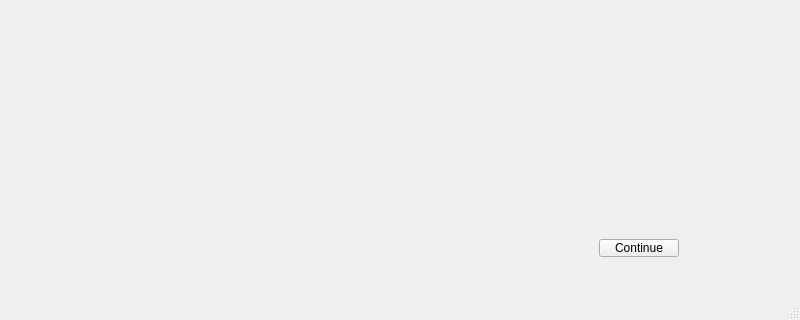
ibertagnolli/Recycling-Educational-Game, file EducationalApp/view.ui: the form before one commit; both pictures show x 0 to 800 and y 280 to 600 of the 800 by 600 pixel window.
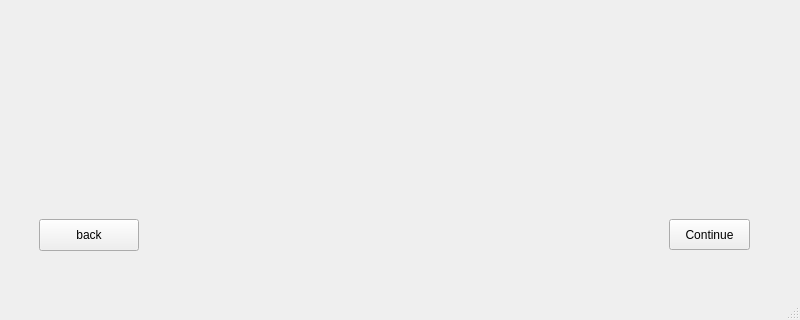
The form after the commit. The open tabs and pages were chosen to show the change.

Commit message: adding back button to UI and to logic when being pressed

What changed in the file:
```diff
--- a/EducationalApp/view.ui
+++ b/EducationalApp/view.ui
@@ -57,16 +57,29 @@
      <widget class="QPushButton" name="buttonToGameScreen">
       <property name="geometry">
        <rect>
-        <x>600</x>
-        <y>520</y>
-        <width>80</width>
-        <height>18</height>
+        <x>670</x>
+        <y>500</y>
+        <width>81</width>
+        <height>31</height>
        </rect>
       </property>
       <property name="text">
        <string>Continue</string>
       </property>
      </widget>
+     <widget class="QPushButton" name="buttonToPurposeScreen">
+      <property name="geometry">
+       <rect>
+        <x>40</x>
+        <y>500</y>
+        <width>100</width>
+        <height>32</height>
+       </rect>
+      </property>
+      <property name="text">
+       <string>back</string>
+      </property>
+     </widget>
     </widget>
     <widget class="QWidget" name="gameScreen"/>
     <widget class="QWidget" name="loadingScreen1"/>
```
Left out of the diff: 13 changed lines with no effect on the pictures. The commit also changes 18 other files.
